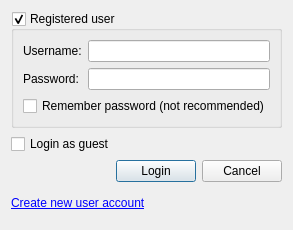
Before: the Qt Designer form src/gui/qt/internetgamelogindialog.ui in pokerth/pokerth, drawn with Qt 5.
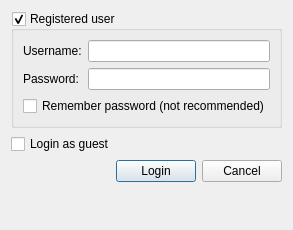
After: the same form once the commit is applied.

Commit message: small gui fixes due to android changes

```diff
--- a/src/gui/qt/internetgamelogindialog.ui
+++ b/src/gui/qt/internetgamelogindialog.ui
@@ -96,17 +96,7 @@
     </layout>
    </item>
    <item row="3" column="0">
-    <widget class="QLabel" name="label_3">
-     <property name="text">
-      <string>&lt;!DOCTYPE HTML PUBLIC &quot;-//W3C//DTD HTML 4.0//EN&quot; &quot;http://www.w3.org/TR/REC-html40/strict.dtd&quot;&gt;
-&lt;html&gt;&lt;head&gt;&lt;meta name=&quot;qrichtext&quot; content=&quot;1&quot; /&gt;&lt;style type=&quot;text/css&quot;&gt;
-p, li { white-space: pre-wrap; }
-&lt;/style&gt;&lt;/head&gt;&lt;body&gt;
-&lt;table style=&quot;-qt-table-type: root; margin-top:4px; margin-bottom:4px; margin-left:4px; margin-right:4px;&quot;&gt;
-&lt;tr&gt;
-&lt;td style=&quot;border: none;&quot;&gt;
-&lt;p style=&quot; margin-top:0px; margin-bottom:0px; margin-left:0px; margin-right:0px; -qt-block-indent:0; text-indent:0px;&quot;&gt;&lt;a href=&quot;http://create-gaming-account.pokerth.net&quot;&gt;&lt;span style=&quot; text-decoration: underline; color:#0000ff;&quot;&gt;Create new user account&lt;/span&gt;&lt;/a&gt;&lt;/p&gt;&lt;/td&gt;&lt;/tr&gt;&lt;/table&gt;&lt;/body&gt;&lt;/html&gt;</string>
-     </property>
+    <widget class="QLabel" name="label_createAnAccount">
      <property name="openExternalLinks">
       <bool>true</bool>
      </property>
```
The commit also changes 1 other file.
